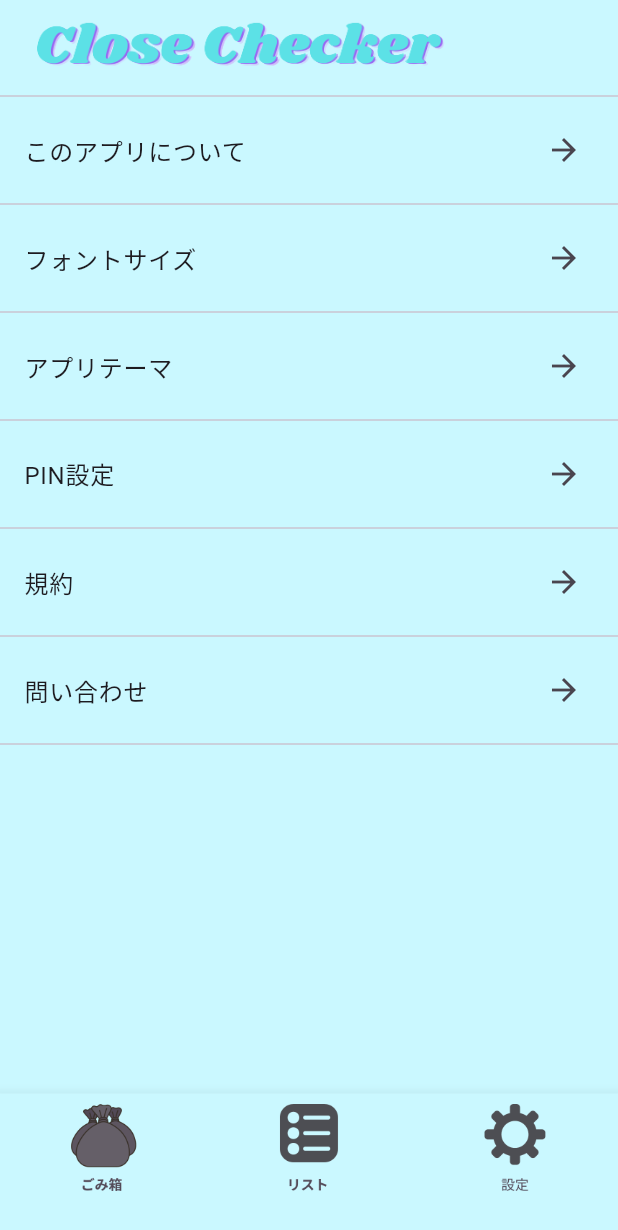
After one commit to kurogoma-flutter/close_checker, a Flutter app: the SettingPage screen opened by its route, on a phone screen of 412 x 824 dp. The commit adds this screen. Shown: the top 1230 px of the screen. Run offline on Flutter 3.47's test engine with Material 2 defaults, Android fonts, the phone set to English and light mode, and no system bars; our stand-ins replace firebase_core, flutter_slidable, go_router, hooks_riverpod, logger, sqflite; accounts and stored records are empty.

Commit message:
設定画面UI

```diff
--- a/lib/presentation/common/base_scaffold.dart
+++ b/lib/presentation/common/base_scaffold.dart
@@ -76,7 +76,7 @@ class _BaseScaffoldState extends State<BaseScaffold> {
                     ),
                     onTap: () {
                       logger.d('タップテスト');
-                      context.go('/list');
+                      context.go('/setting');
                     },
                   ),
                   label: '',
--- /dev/null
+++ b/lib/presentation/pages/setting/setting_page.dart
@@ -0,0 +1,46 @@
+import 'package:flutter/material.dart';
+import 'package:hooks_riverpod/hooks_riverpod.dart';
+
+class SettingPage extends HookConsumerWidget {
+  const SettingPage({Key? key}) : super(key: key);
+  @override
+  Widget build(BuildContext context, WidgetRef ref) {
+    return SizedBox.expand(
+      child: ListView(
+        children: const [
+          Divider(),
+          ListTile(
+            title: Text('このアプリについて'),
+            trailing: Icon(Icons.arrow_forward),
+          ),
+          Divider(),
+          ListTile(
+            title: Text('フォントサイズ'),
+            trailing: Icon(Icons.arrow_forward),
+          ),
+          Divider(),
+          ListTile(
+            title: Text('アプリテーマ'),
+            trailing: Icon(Icons.arrow_forward),
+          ),
+          Divider(),
+          ListTile(
+            title: Text('PIN設定'),
+            trailing: Icon(Icons.arrow_forward),
+          ),
+          Divider(),
+          ListTile(
+            title: Text('規約'),
+            trailing: Icon(Icons.arrow_forward),
+          ),
+          Divider(),
+          ListTile(
+            title: Text('問い合わせ'),
+            trailing: Icon(Icons.arrow_forward),
+          ),
+          Divider(),
+        ],
+      ),
+    );
+  }
+}
--- a/lib/presentation/router/route.dart
+++ b/lib/presentation/router/route.dart
@@ -4,6 +4,7 @@ import 'package:close_checker/presentation/pages/deleted_minor_list/deleted_mino
 import 'package:close_checker/presentation/pages/errors/simple_error_page.dart';
 import 'package:close_checker/presentation/pages/minor_list/minor_list_page.dart';
 import 'package:close_checker/presentation/pages/major_list/major_list_page.dart';
+import 'package:close_checker/presentation/pages/setting/setting_page.dart';
 import 'package:flutter/material.dart';
 import 'package:go_router/go_router.dart';
 
@@ -41,7 +42,16 @@ final GoRouter router = GoRouter(
             return MinorListPage(id: id);
           },
         ),
-        ]),
+      ],
+    ),
+    GoRoute(
+      path: '/setting',
+      pageBuilder: (BuildContext context, GoRouterState state) =>
+          NoAnimationTransition(
+        key: state.pageKey,
+        child: const SettingPage(),
+      ),
+    ),
   ],
   initialLocation: '/list',
   errorBuilder: (context, state) => const SimpleErrorPage(),
```
Lines whose indentation alone changed are shown as unchanged.
